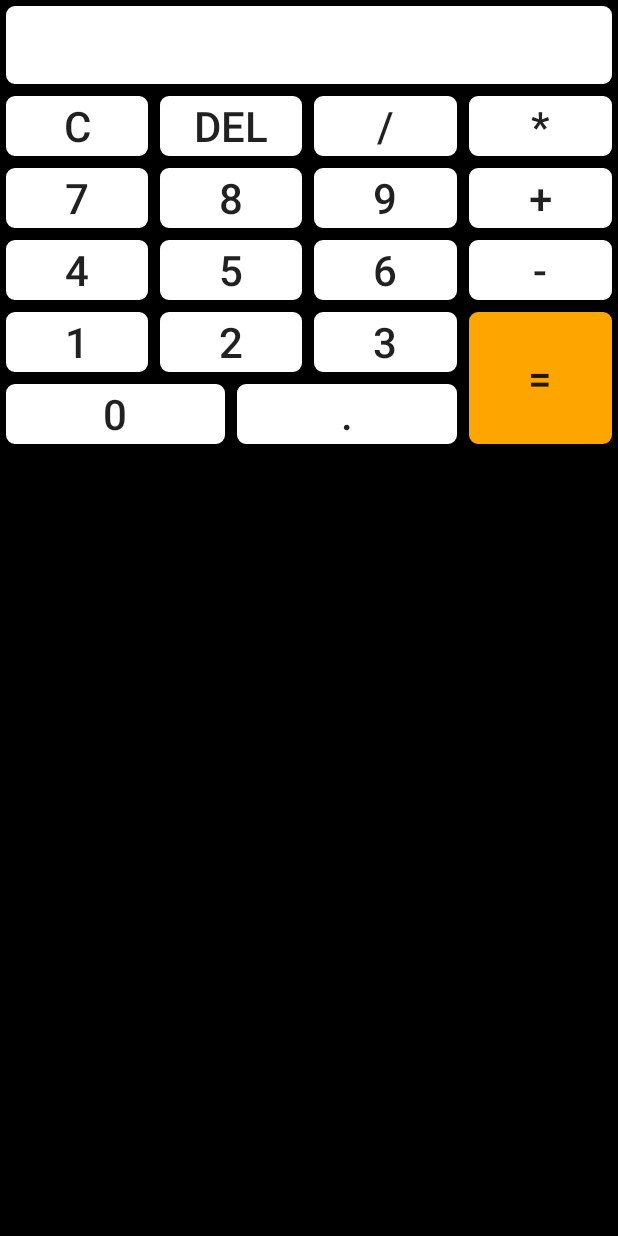
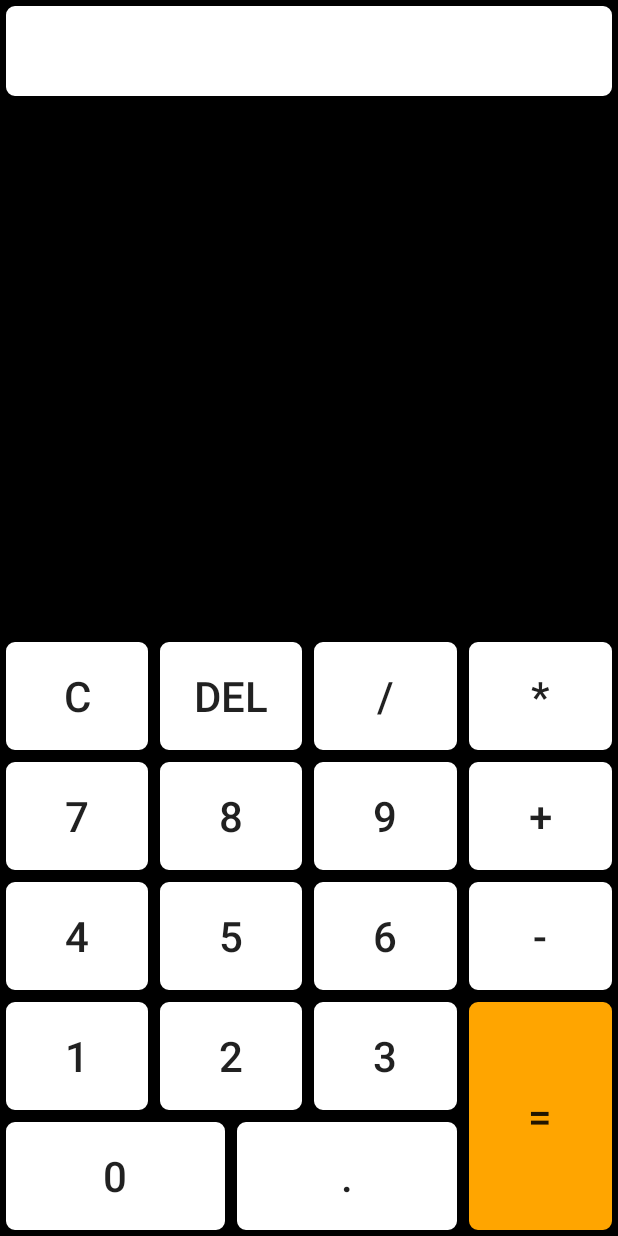
Before and after one commit to foolself/Calculator, an Android app: the screen it shows after launch (MainActivity), after a tap on an icon or button, on a phone screen of 412 x 824 dp. Run offline under Robolectric (Android 15) with nearby library versions, the phone set to English and light mode, and no system bars.

```diff
--- a/app/src/main/res/layout/activity_calculator.xml
+++ b/app/src/main/res/layout/activity_calculator.xml
@@ -1,24 +1,34 @@
 <?xml version="1.0" encoding="utf-8"?>
-<LinearLayout xmlns:android="http://schemas.android.com/apk/res/android"
+<RelativeLayout xmlns:android="http://schemas.android.com/apk/res/android"
     android:orientation="vertical"
     android:layout_width="match_parent"
     android:layout_height="match_parent"
-    android:background="#000000">
+    android:background="#000000"
+    android:weightSum="1">
 
     <EditText
         android:id="@+id/editText"
         android:layout_width="fill_parent"
-        android:layout_height="60dp"
+        android:layout_height="68dp"
         android:editable="false"
+        android:gravity="right|bottom"
+        android:textSize="54dp"
         android:background="@drawable/white_bg"
-        android:text="ok"/>
+        />
+    <LinearLayout
+        android:layout_width="fill_parent"
+        android:layout_height="wrap_content"
+        android:orientation="vertical"
+        android:layout_gravity="bottom"
+        android:gravity="bottom"
+        android:layout_alignParentBottom="true">
     <LinearLayout
         android:layout_width="match_parent"
         android:layout_height="wrap_content">
         <Button
             android:id="@+id/bt_c"
             android:layout_width="wrap_content"
-            android:layout_height="wrap_content"
+            android:layout_height="80dp"
             android:background="@drawable/white_selector"
             android:layout_weight="1"
             android:textSize="28dp"
@@ -26,7 +36,7 @@
         <Button
             android:id="@+id/bt_del"
             android:layout_width="wrap_content"
-            android:layout_height="wrap_content"
+            android:layout_height="80dp"
             android:background="@drawable/white_selector"
             android:layout_weight="1"
             android:textSize="28dp"
@@ -34,7 +44,7 @@
         <Button
             android:id="@+id/bt_divide"
             android:layout_width="wrap_content"
-            android:layout_height="wrap_content"
+            android:layout_height="80dp"
             android:background="@drawable/white_selector"
             android:layout_weight="1"
             android:textSize="28dp"
@@ -42,7 +52,7 @@
         <Button
             android:id="@+id/bt_multi"
             android:layout_width="wrap_content"
-            android:layout_height="wrap_content"
+            android:layout_height="80dp"
             android:background="@drawable/white_selector"
             android:layout_weight="1"
             android:textSize="28dp"
@@ -54,7 +64,7 @@
         <Button
             android:id="@+id/bt_7"
             android:layout_width="wrap_content"
-            android:layout_height="wrap_content"
+            android:layout_height="80dp"
             android:background="@drawable/white_selector"
             android:layout_weight="1"
             android:textSize="28dp"
@@ -62,7 +72,7 @@
         <Button
             android:id="@+id/bt_8"
             android:layout_width="wrap_content"
-            android:layout_height="wrap_content"
+            android:layout_height="80dp"
             android:background="@drawable/white_selector"
             android:layout_weight="1"
             android:textSize="28dp"
@@ -70,7 +80,7 @@
         <Button
             android:id="@+id/bt_9"
             android:layout_width="wrap_content"
-            android:layout_height="wrap_content"
+            android:layout_height="80dp"
             android:background="@drawable/white_selector"
             android:layout_weight="1"
             android:textSize="28dp"
@@ -78,7 +88,7 @@
         <Button
             android:id="@+id/bt_plus"
             android:layout_width="wrap_content"
-            android:layout_height="wrap_content"
+            android:layout_height="80dp"
             android:background="@drawable/white_selector"
             android:layout_weight="1"
             android:textSize="28dp"
@@ -90,7 +100,7 @@
         <Button
             android:id="@+id/bt_4"
             android:layout_width="wrap_content"
-            android:layout_height="wrap_content"
+            android:layout_height="80dp"
             android:background="@drawable/white_selector"
             android:layout_weight="1"
             android:textSize="28dp"
@@ -98,7 +108,7 @@
         <Button
             android:id="@+id/bt_5"
             android:layout_width="wrap_content"
-            android:layout_height="wrap_content"
+            android:layout_height="80dp"
             android:background="@drawable/white_selector"
             android:layout_weight="1"
             android:textSize="28dp"
@@ -106,7 +116,7 @@
         <Button
             android:id="@+id/bt_6"
             android:layout_width="wrap_content"
-            android:layout_height="wrap_content"
+            android:layout_height="80dp"
             android:background="@drawable/white_selector"
             android:layout_weight="1"
             android:textSize="28dp"
@@ -114,7 +124,7 @@
         <Button
             android:id="@+id/bt_sub"
             android:layout_width="wrap_content"
-            android:layout_height="wrap_content"
+            android:layout_height="80dp"
             android:background="@drawable/white_selector"
             android:layout_weight="1"
             android:textSize="28dp"
@@ -135,7 +145,7 @@
                 <Button
                     android:id="@+id/bt_1"
                     android:layout_width="wrap_content"
-                    android:layout_height="wrap_content"
+                    android:layout_height="80dp"
                     android:background="@drawable/white_selector"
                     android:layout_weight="1"
                     android:textSize="28dp"
@@ -143,7 +153,7 @@
                 <Button
                     android:id="@+id/bt_2"
                     android:layout_width="wrap_content"
-                    android:layout_height="wrap_content"
+                    android:layout_height="80dp"
                     android:background="@drawable/white_selector"
                     android:layout_weight="1"
                     android:textSize="28dp"
@@ -151,7 +161,7 @@
                 <Button
                     android:id="@+id/bt_3"
                     android:layout_width="wrap_content"
-                    android:layout_height="wrap_content"
+                    android:layout_height="80dp"
                     android:background="@drawable/white_selector"
                     android:layout_weight="1"
                     android:textSize="28dp"
@@ -163,7 +173,7 @@
                 <Button
                     android:id="@+id/bt_0"
                     android:layout_width="wrap_content"
-                    android:layout_height="wrap_content"
+                    android:layout_height="80dp"
                     android:background="@drawable/white_selector"
                     android:layout_weight="1"
                     android:textSize="28dp"
@@ -171,7 +181,7 @@
                 <Button
                     android:id="@+id/bt_point"
                     android:layout_width="wrap_content"
-                    android:layout_height="wrap_content"
+                    android:layout_height="80dp"
                     android:background="@drawable/white_selector"
                     android:layout_weight="1"
                     android:textSize="28dp"
@@ -189,4 +199,5 @@
             android:text="="
             />
     </LinearLayout>
-</LinearLayout>
+    </LinearLayout>
+</RelativeLayout>
```
Also changed, not shown: app/src/main/java/com/example/root/calculator/MainActivity.java (+63 -6 lines).
